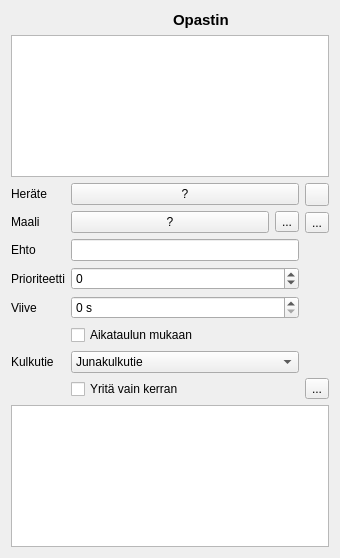
Above: automaatiomuokkain.ui from artoh/ratapiha-kauko before the change. Below: the same form after it.
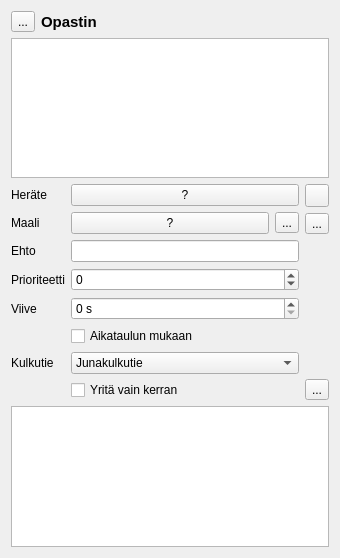
That is the form after the change. Icons and pictures are not drawn.

The edit to the form file:
```diff
--- a/automaatiomuokkain.ui
+++ b/automaatiomuokkain.ui
@@ -17,12 +17,26 @@
    <item>
     <layout class="QHBoxLayout" name="horizontalLayout">
      <item>
-      <widget class="QLabel" name="opastinKuva">
+      <widget class="QToolButton" name="opastinNappi">
        <property name="text">
-        <string/>
+        <string>...</string>
        </property>
-       <property name="pixmap">
-        <pixmap resource="ratapiha-kauko.qrc">:/r/pic/automaatioopastin.png</pixmap>
+       <property name="icon">
+        <iconset resource="ratapiha-kauko.qrc">
+         <normaloff>:/r/pic/po-aja.png</normaloff>
+         <normalon>:/r/pic/automaatioopastin.png</normalon>:/r/pic/po-aja.png</iconset>
+       </property>
+       <property name="iconSize">
+        <size>
+         <width>32</width>
+         <height>32</height>
+        </size>
+       </property>
+       <property name="checkable">
+        <bool>true</bool>
+       </property>
+       <property name="checked">
+        <bool>false</bool>
        </property>
       </widget>
      </item>
```
Left out of the diff: 23 changed lines with no effect on the pictures.
